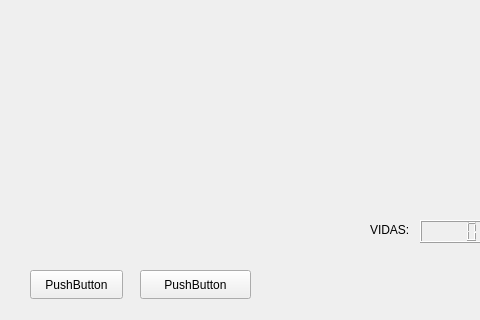
Before: the Qt Designer form mainwindow.ui in Dowito/Lab_5_version_2, drawn with Qt 5; both pictures show x 0 to 480 and y 280 to 600 of the 800 by 600 pixel window.
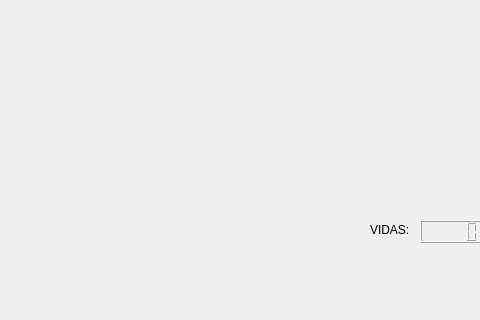
After: the same form once the commit is applied.

What changed in the file:
```diff
--- a/mainwindow.ui
+++ b/mainwindow.ui
@@ -47,32 +47,6 @@
      </rect>
     </property>
    </widget>
-   <widget class="QPushButton" name="pushButton">
-    <property name="geometry">
-     <rect>
-      <x>30</x>
-      <y>550</y>
-      <width>93</width>
-      <height>29</height>
-     </rect>
-    </property>
-    <property name="text">
-     <string>PushButton</string>
-    </property>
-   </widget>
-   <widget class="QPushButton" name="quitarbomba">
-    <property name="geometry">
-     <rect>
-      <x>140</x>
-      <y>550</y>
-      <width>111</width>
-      <height>29</height>
-     </rect>
-    </property>
-    <property name="text">
-     <string>PushButton</string>
-    </property>
-   </widget>
   </widget>
  </widget>
  <resources/>
```
